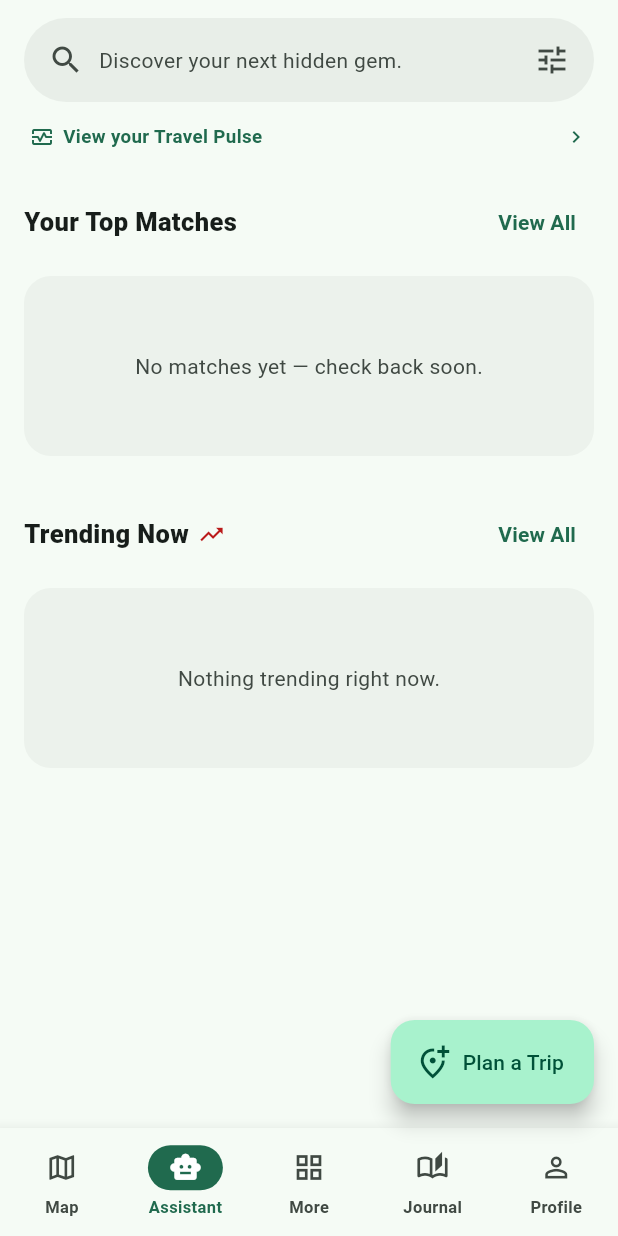
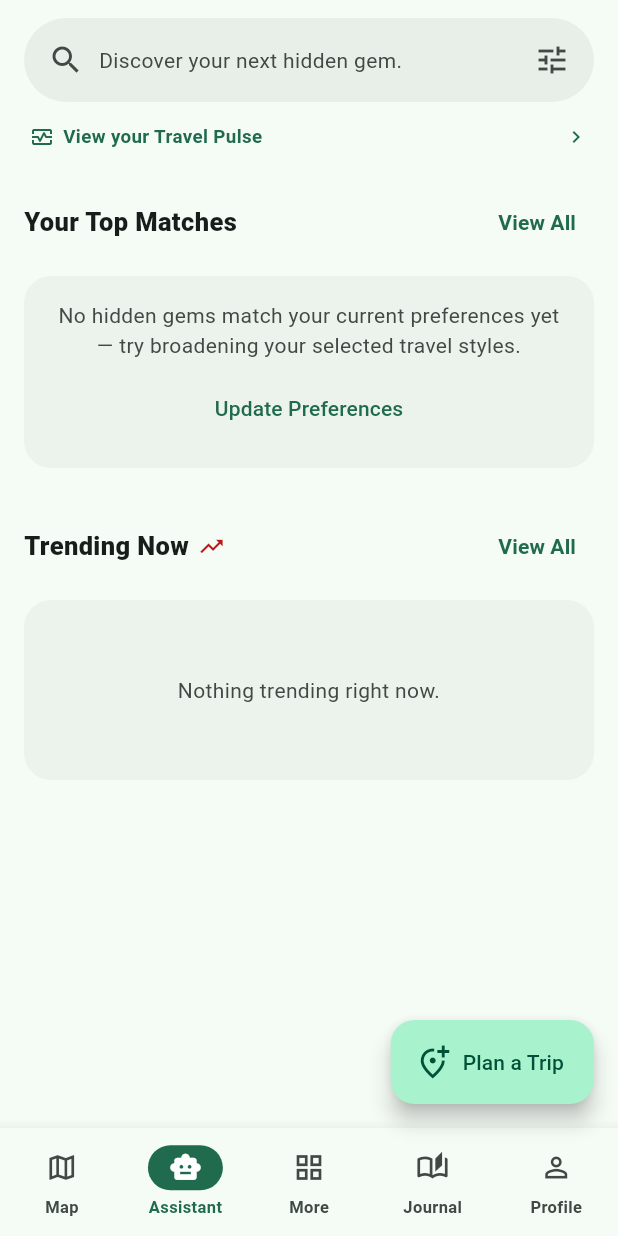
Before and after one commit to ligitpizza/hidden-gem-tourist-app, a Flutter app: the DiscoveryFeedScreen screen opened by its route, on a phone screen of 412 x 824 dp. Run offline on Flutter 3.47's test engine with Material 3 defaults, Android fonts, the phone set to English and light mode, and no system bars; our stand-ins replace country_picker, dio, file_picker, fl_chart, flutter_map, flutter_riverpod and 11 more; missing offline and left inert: flutter_map_marker_cluster, gal, pdfrx; accounts and stored records are empty; network calls fail.

Commit message:
feat(hidden_gem_recommendation): Season badge on Travel Pulse + actionable empty-state

```diff
--- a/lib/features/hidden_gem_recommendation/view/discovery_feed_screen.dart
+++ b/lib/features/hidden_gem_recommendation/view/discovery_feed_screen.dart
@@ -47,7 +47,12 @@ class DiscoveryFeedScreen extends ConsumerWidget {
               if (controller.isLoading)
                 const _FeedLoadingCard()
               else if (controller.topMatches.isEmpty)
-                const _EmptyFeedCard(message: 'No matches yet — check back soon.')
+                _EmptyFeedCard(
+                  message: "No hidden gems match your current preferences yet — try "
+                      'broadening your selected travel styles.',
+                  actionLabel: 'Update Preferences',
+                  onAction: () => context.push(HiddenGemRecommendationRoutes.travelStyle),
+                )
               else
                 _TopMatchCard(
                   item: controller.topMatches.first,
@@ -499,21 +504,42 @@ class _FeedLoadingCard extends StatelessWidget {
   }
 }
 
+/// E2 in "View Recommended Destinations": "system displays a message
+/// suggesting the tourist broaden their selected preferences" — [onAction]
+/// makes that suggestion actionable (jump straight to Preference Setup)
+/// rather than just naming the fix in text; omit it for empty states that
+/// aren't preference-driven (e.g. "nothing trending").
 class _EmptyFeedCard extends StatelessWidget {
   final String message;
-  const _EmptyFeedCard({required this.message});
+  final String? actionLabel;
+  final VoidCallback? onAction;
+  const _EmptyFeedCard({required this.message, this.actionLabel, this.onAction});
 
   @override
   Widget build(BuildContext context) {
     final colorScheme = Theme.of(context).colorScheme;
     return Container(
-      height: 120,
+      constraints: const BoxConstraints(minHeight: 120),
+      padding: const EdgeInsets.all(16),
       alignment: Alignment.center,
       decoration: BoxDecoration(
         color: colorScheme.surfaceContainerHighest.withAlpha(100),
         borderRadius: BorderRadius.circular(18),
       ),
-      child: Text(message, style: TextStyle(color: colorScheme.onSurfaceVariant)),
+      child: Column(
+        mainAxisSize: MainAxisSize.min,
+        children: [
+          Text(
+            message,
+            textAlign: TextAlign.center,
+            style: TextStyle(color: colorScheme.onSurfaceVariant),
+          ),
+          if (actionLabel != null) ...[
+            const SizedBox(height: 8),
+            TextButton(onPressed: onAction, child: Text(actionLabel!)),
+          ],
+        ],
+      ),
     );
   }
 }
```
Also changed, not shown: lib/features/hidden_gem_recommendation/controller/travel_pulse_controller.dart (+13 -2 lines), lib/features/hidden_gem_recommendation/view/travel_pulse_screen.dart (+60 -3 lines).
